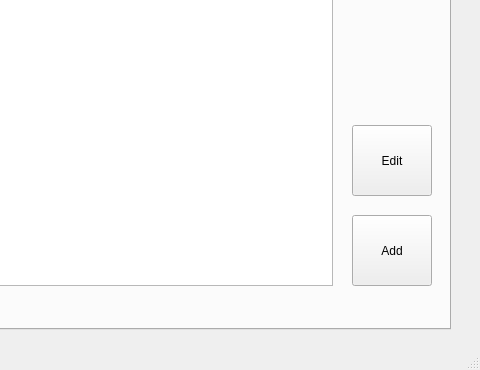
This is pyofsale.ui in MysteriousSonOfGod/pyofsale as Qt 5 draws it before an edit; both pictures show x 320 to 800 and y 230 to 600 of the 800 by 600 pixel window. The edited form follows.
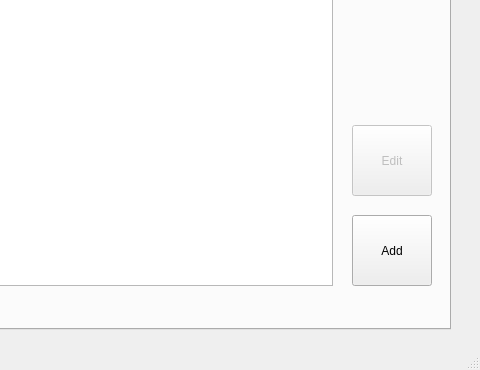
This is the edited form. The open tabs and pages were chosen to show the change. Icons and pictures are not drawn.

The edit to the form file:
```diff
--- a/pyofsale.ui
+++ b/pyofsale.ui
@@ -299,7 +299,7 @@
      </widget>
      <widget class="QPushButton" name="editCustomerBtn">
       <property name="enabled">
-       <bool>true</bool>
+       <bool>false</bool>
       </property>
       <property name="geometry">
        <rect>
```
Left out of the diff: 2 changed lines with no effect on the pictures.
